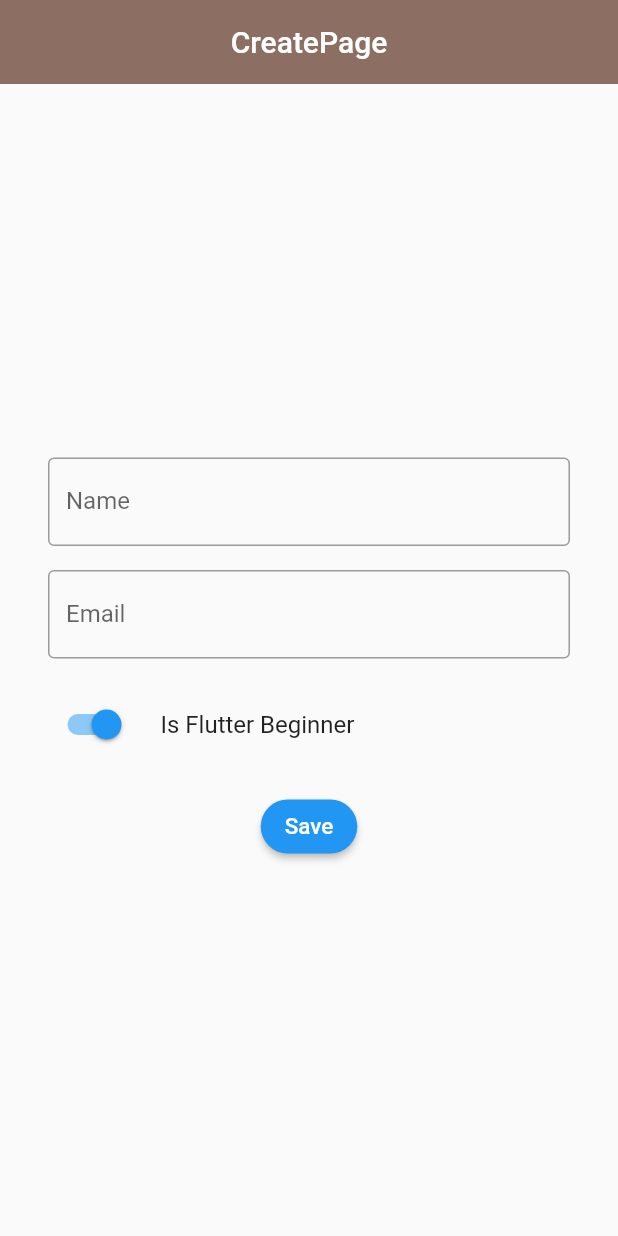
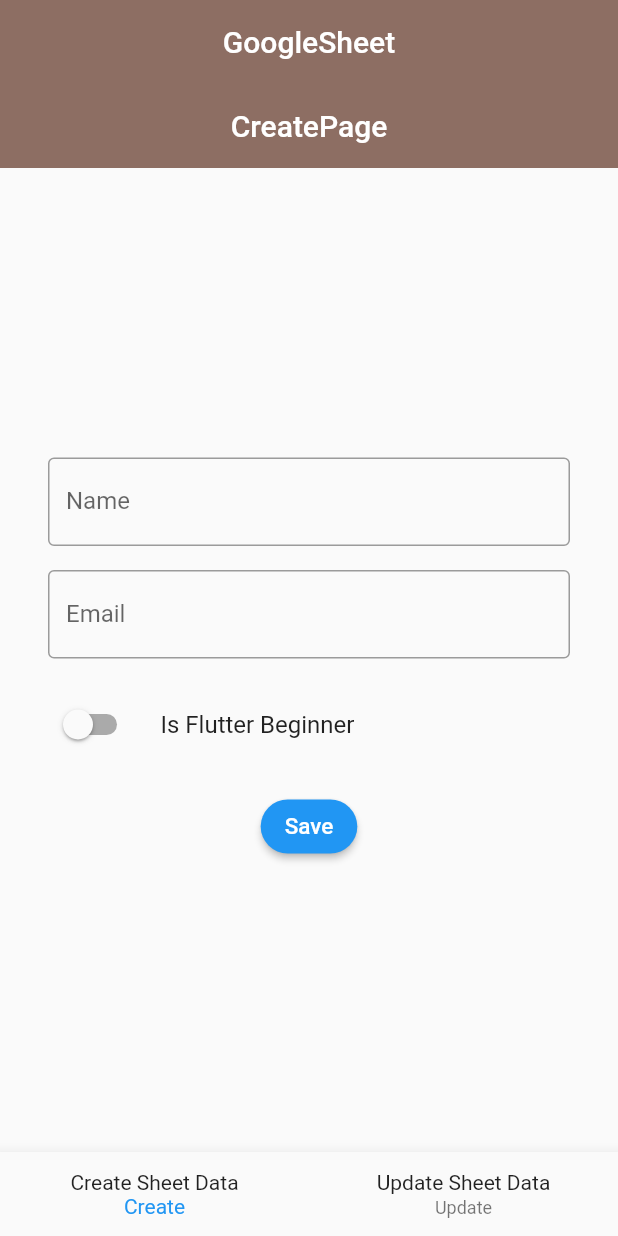
Before and after one commit to sahil078078/FlutterExplore, a Flutter app: the screen it shows after launch, on a phone screen of 412 x 824 dp. Run offline on Flutter 3.47's test engine with Material 2 defaults, Android fonts, the phone set to English and light mode, and no system bars; our stand-ins replace cached_network_image, video_player; missing offline and left inert: feature_discovery, gsheets; project files that could hold a hidden picture were left out; key blocks and very long unbroken strings in the code were emptied for the run.

Commit message:
Fetch Data From SHeet

```diff
--- a/lib/GoogleSheetWithCredential/Models/user.dart
+++ b/lib/GoogleSheetWithCredential/Models/user.dart
@@ -1,3 +1,5 @@
+// ignore_for_file: sdk_version_since
+
 class UserFields {
   static const String id = "ID";
   static const String name = "Name";
@@ -20,17 +22,19 @@
   });
 
   factory User.fromJson(Map<String, dynamic> json) => User(
-        id: json[UserFields.id],
+        id: int.tryParse(json[UserFields.id] ?? "0"),
         name: json[UserFields.name],
         email: json[UserFields.email],
-        isBeginner: json[UserFields.isBeginner],
+        isBeginner: bool.tryParse(json[UserFields.isBeginner]) ?? false,
       );
+
   Map<String, dynamic> toJson() => {
         UserFields.id: id,
         UserFields.name: name,
         UserFields.email: email,
         UserFields.isBeginner: isBeginner,
       };
+
   User copy({
     int? id,
     String? name,
--- a/lib/GoogleSheetWithCredential/Widgets/user_form_widget.dart
+++ b/lib/GoogleSheetWithCredential/Widgets/user_form_widget.dart
@@ -3,8 +3,9 @@
 import 'package:flutter_explore/GoogleSheetWithCredential/Widgets/button_widgets.dart';
 
 class UserFromWidget extends StatefulWidget {
+  final User? user;
   final ValueChanged<User> onSaveUser;
-  const UserFromWidget({super.key, required this.onSaveUser});
+  const UserFromWidget({super.key, required this.onSaveUser, this.user});
 
   @override
   State<UserFromWidget> createState() => _UserFromWidgetState();
@@ -15,6 +16,28 @@
   final nameController = TextEditingController();
   final emailController = TextEditingController();
   bool isBeginner = true;
+
+  @override
+  void initState() {
+    super.initState();
+
+    initUser();
+  }
+
+  @override
+  void didUpdateWidget(covariant UserFromWidget oldWidget) {
+    initUser();
+    super.didUpdateWidget(oldWidget);
+  }
+
+  void initUser() {
+    setState(() {
+      nameController.text = widget.user?.name ?? "";
+      emailController.text = widget.user?.email ?? "";
+      isBeginner = widget.user?.isBeginner ?? false;
+    });
+  }
+
   @override
   Widget build(BuildContext context) => Form(
         key: formKey,
--- /dev/null
+++ b/lib/GoogleSheetWithCredential/google_sheet2.home.dart
@@ -0,0 +1,39 @@
+import 'package:flutter/material.dart';
+import 'package:flutter_explore/GoogleSheetWithCredential/Pages/create_sheet_page.dart';
+import 'package:flutter_explore/GoogleSheetWithCredential/Pages/modify_sheets_pages.dart';
+
+class GoogleSheet2Home extends StatefulWidget {
+  const GoogleSheet2Home({super.key});
+
+  @override
+  State<GoogleSheet2Home> createState() => _GoogleSheet2HomeState();
+}
+
+class _GoogleSheet2HomeState extends State<GoogleSheet2Home> {
+  int currentIndex = 0;
+  @override
+  Widget build(BuildContext context) {
+    return Scaffold(
+      appBar: AppBar(
+        title: const Text("GoogleSheet"),
+      ),
+      body: currentIndex == 0
+          ? const CreateSheetPage()
+          : const ModifySheetsPages(),
+      bottomNavigationBar: BottomNavigationBar(
+        currentIndex: currentIndex,
+        onTap: (i) => setState(() => currentIndex = i),
+        items: const [
+          BottomNavigationBarItem(
+            label: "Create",
+            icon: Text("Create Sheet Data"),
+          ),
+          BottomNavigationBarItem(
+            label: "Update",
+            icon: Text("Update Sheet Data"),
+          ),
+        ],
+      ),
+    );
+  }
+}
--- a/lib/VideoPlayer/video_details.dart
+++ b/lib/VideoPlayer/video_details.dart
@@ -23,7 +23,9 @@
   late VideoPlayerController _controller;
 
   void videoPlayerInit() async {
-    _controller = VideoPlayerController.network(widget.videoInfo.sources)
+    _controller = VideoPlayerController.networkUrl(
+      Uri.parse(widget.videoInfo.sources),
+    )
       ..setLooping(false)
       ..addListener(
         () {
--- a/lib/main.dart
+++ b/lib/main.dart
@@ -1,8 +1,6 @@
 import 'package:flutter/material.dart';
 import 'package:flutter/services.dart';
-import 'package:flutter_explore/GoogleSheetWithCredential/Pages/create_sheet_page.dart';
-
-import 'GoogleSheet1Basic/sheet1_view_response.dart';
+import 'GoogleSheetWithCredential/google_sheet2.home.dart';
 import 'GoogleSheetWithCredential/users_sheets_api.dart';
 
 void main() async {
@@ -48,16 +46,8 @@
           backgroundColor: Colors.brown.shade400,
         ),
       ),
-      home: const CreateSheetPage(),
+      // home: const CreateSheetPage(),
+      home: const GoogleSheet2Home(),
     );
   }
 }
-
-enum ThemeEnum {
-  noTheme,
-  videoPlayerTheme,
-}
-
-getTheme() {
-  switch (ThemeEnum) {}
-}
```
Also changed, not shown: lib/GoogleSheetWithCredential/Pages/create_sheet_page.dart (+3 -10 lines), lib/GoogleSheetWithCredential/Pages/modify_sheets_pages.dart (added, +72 -0 lines), lib/GoogleSheetWithCredential/Widgets/navigate_user_widget.dart (added, +36 -0 lines), lib/GoogleSheetWithCredential/users_sheets_api.dart (+16 -0 lines).
